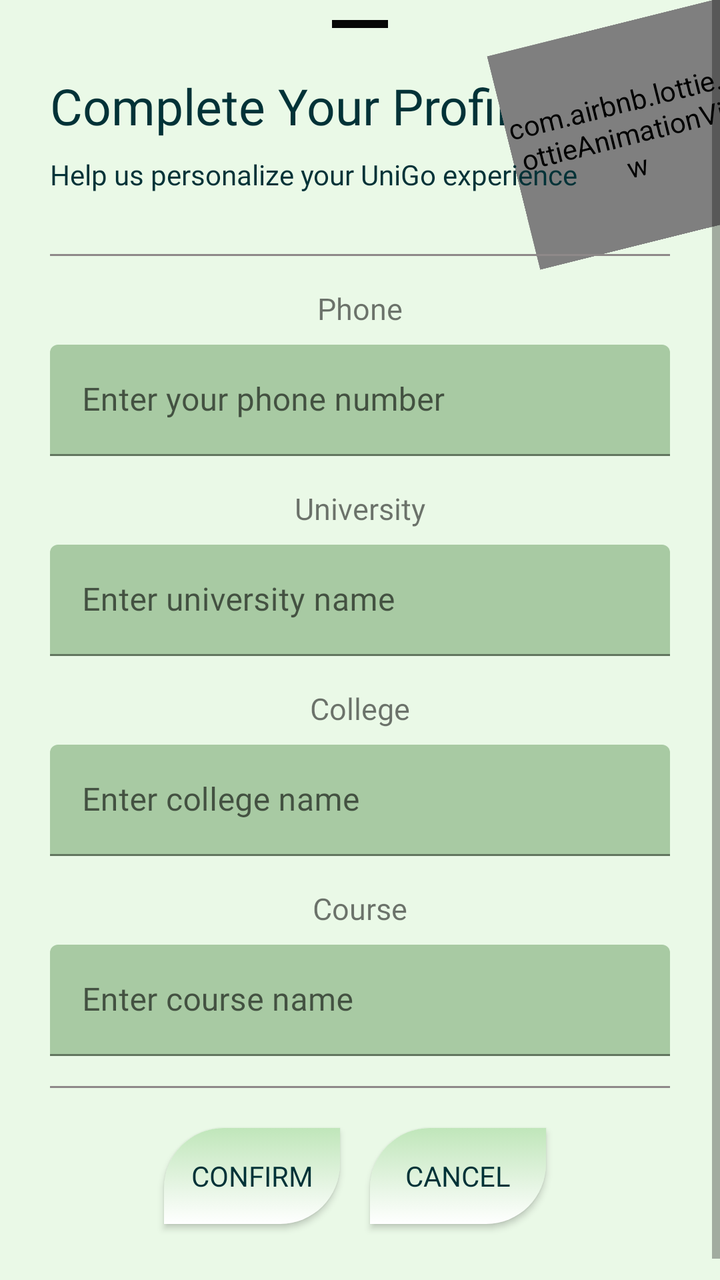
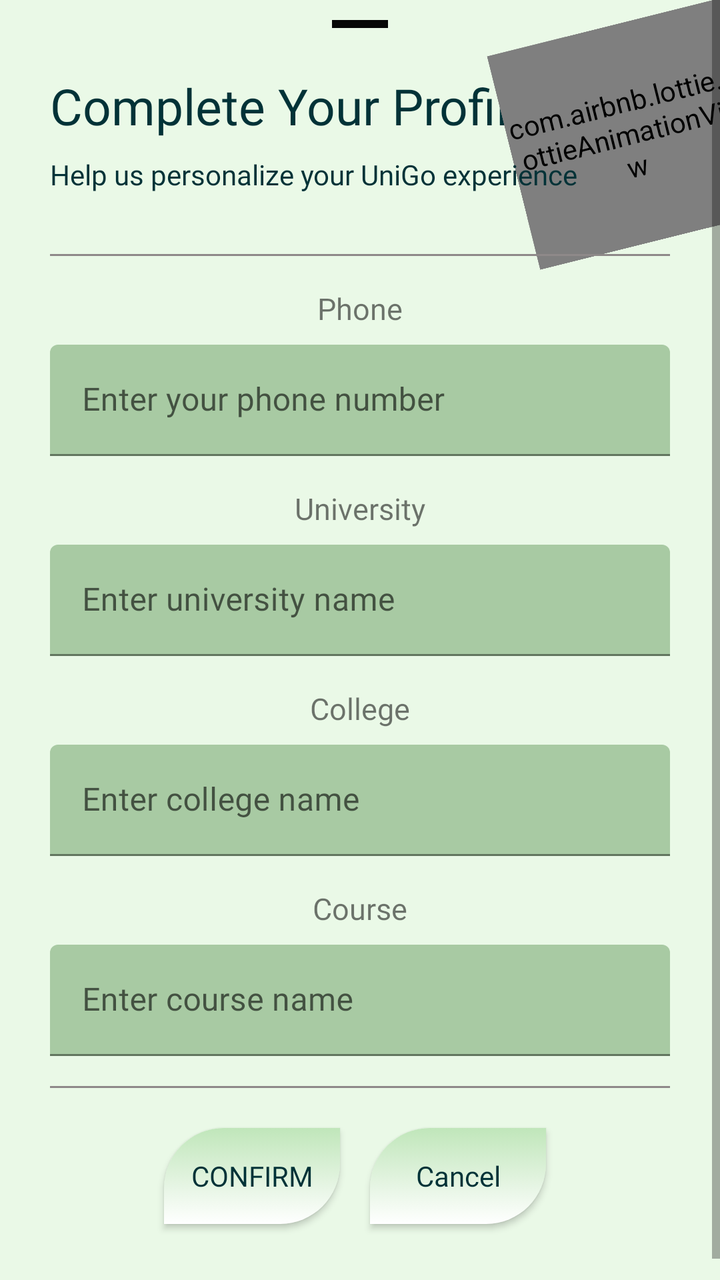

Compare the two renders of this Android layout. The source of the first and the diff that turns it into the second are given below.
<!-- AndroidManifest.xml: application theme Theme.UniGo -->
<!-- res/layout/profile_infobtm.xml -->
<?xml version="1.0" encoding="utf-8"?>
<ScrollView xmlns:android="http://schemas.android.com/apk/res/android"
    xmlns:app="http://schemas.android.com/apk/res-auto"
    android:layout_width="match_parent"
    android:layout_height="match_parent"
    android:fillViewport="true"
    android:overScrollMode="never">

    <RelativeLayout
        android:layout_width="match_parent"
        android:layout_height="wrap_content"
        android:paddingBottom="24dp">

        
        <com.google.android.material.bottomsheet.BottomSheetDragHandleView
            android:layout_width="28dp"
            android:layout_height="4dp"
            android:layout_centerHorizontal="true"
            android:layout_marginTop="10dp"
            android:background="@color/black"
            app:shapeAppearanceOverlay="@style/ShapeAppearance.Material3.SmallComponent" />

        
        <TextView
            android:id="@+id/completetxt"
            android:layout_width="wrap_content"
            android:layout_height="wrap_content"
            android:layout_marginStart="25dp"
            android:layout_marginTop="36dp"
            android:fontFamily="@font/lexend"
            android:text="@string/completeBtmWelcome"
            android:textColor="@color/text_primary"
            android:textSize="25sp" />

        
        <com.airbnb.lottie.LottieAnimationView
            android:id="@+id/lottie"
            android:layout_width="120dp"
            android:layout_height="110dp"
            android:layout_alignParentEnd="true"
            android:layout_marginTop="12dp"
            android:rotation="-14"
            android:translationX="15dp"
            app:lottie_rawRes="@raw/profilesetup"
            app:lottie_autoPlay="true"
            app:lottie_loop="true" />

        
        <TextView
            android:id="@+id/completesubtxt"
            android:layout_width="wrap_content"
            android:layout_height="wrap_content"
            android:layout_below="@id/completetxt"
            android:layout_marginStart="25dp"
            android:layout_marginTop="8dp"
            android:fontFamily="@font/lexend"
            android:text="@string/completeBtmSubtxt"
            android:textColor="@color/text_primary"
            android:textSize="14sp" />

        <View
            android:id="@+id/div1"
            android:layout_width="match_parent"
            android:layout_height="1dp"
            android:layout_below="@id/lottie"
            android:layout_marginStart="25dp"
            android:layout_marginTop="5dp"
            android:layout_marginEnd="25dp"
            android:background="@color/gray" />

        
        <TextView
            android:id="@+id/EnterPhone"
            android:layout_width="wrap_content"
            android:layout_height="wrap_content"
            android:layout_below="@id/div1"
            android:layout_centerHorizontal="true"
            android:layout_marginTop="16dp"
            android:text="@string/phone"
            android:textSize="15sp" />

        <com.google.android.material.textfield.TextInputLayout
            android:id="@+id/phoneLayout"
            android:layout_width="match_parent"
            android:layout_height="wrap_content"
            android:layout_below="@id/EnterPhone"
            android:layout_marginStart="25dp"
            android:layout_marginEnd="25dp"
            android:layout_marginTop="8dp"
            android:hint="@string/formphone">

            <com.google.android.material.textfield.TextInputEditText
                android:id="@+id/phoneTxt"
                android:layout_width="match_parent"
                android:layout_height="wrap_content"
                android:inputType="phone" />
        </com.google.android.material.textfield.TextInputLayout>

        
        <TextView
            android:id="@+id/EnterUni"
            android:layout_width="wrap_content"
            android:layout_height="wrap_content"
            android:layout_below="@id/phoneLayout"
            android:layout_centerHorizontal="true"
            android:layout_marginTop="16dp"
            android:text="@string/university"
            android:textSize="15sp" />

        <com.google.android.material.textfield.TextInputLayout
            android:id="@+id/uniLayout"
            android:layout_width="match_parent"
            android:layout_height="wrap_content"
            android:layout_below="@id/EnterUni"
            android:layout_marginStart="25dp"
            android:layout_marginEnd="25dp"
            android:layout_marginTop="8dp"
            android:hint="@string/formuniversity">

            <com.google.android.material.textfield.TextInputEditText
                android:id="@+id/uniTxt"
                android:layout_width="match_parent"
                android:layout_height="wrap_content"
                android:inputType="textPersonName"
                />
        </com.google.android.material.textfield.TextInputLayout>

        
        <TextView
            android:id="@+id/EnterCollege"
            android:layout_width="wrap_content"
            android:layout_height="wrap_content"
            android:layout_below="@id/uniLayout"
            android:layout_centerHorizontal="true"
            android:layout_marginTop="16dp"
            android:text="@string/college"
            android:textSize="15sp" />

        <com.google.android.material.textfield.TextInputLayout
            android:id="@+id/collegeLayout"
            android:layout_width="match_parent"
            android:layout_height="wrap_content"
            android:layout_below="@id/EnterCollege"
            android:layout_marginStart="25dp"
            android:layout_marginEnd="25dp"
            android:layout_marginTop="8dp"
            android:hint="@string/formcollege">

            <com.google.android.material.textfield.TextInputEditText
                android:id="@+id/collegeTxt"
                android:layout_width="match_parent"
                android:layout_height="wrap_content"
                android:inputType="textPersonName"/>
        </com.google.android.material.textfield.TextInputLayout>

        
        <TextView
            android:id="@+id/EnterCourse"
            android:layout_width="wrap_content"
            android:layout_height="wrap_content"
            android:layout_below="@id/collegeLayout"
            android:layout_centerHorizontal="true"
            android:layout_marginTop="16dp"
            android:text="@string/course"
            android:textSize="15sp" />

        <com.google.android.material.textfield.TextInputLayout
            android:id="@+id/courseLayout"
            android:layout_width="match_parent"
            android:layout_height="wrap_content"
            android:layout_below="@id/EnterCourse"
            android:layout_marginStart="25dp"
            android:layout_marginEnd="25dp"
            android:layout_marginTop="8dp"
            android:hint="@string/formcourse">

            <com.google.android.material.textfield.TextInputEditText
                android:id="@+id/courseTxt"
                android:layout_width="match_parent"
                android:layout_height="wrap_content"
                android:inputType="textPersonName"/>
        </com.google.android.material.textfield.TextInputLayout>

        <View
            android:id="@+id/div2"
            android:layout_width="match_parent"
            android:layout_height="1dp"
            android:layout_below="@id/courseLayout"
            android:layout_marginTop="15dp"
            android:layout_marginStart="25dp"
            android:layout_marginEnd="25dp"
            android:background="@color/gray" />

        
        <LinearLayout
            android:layout_width="match_parent"
            android:layout_height="wrap_content"
            android:layout_below="@id/div2"
            android:layout_marginTop="5dp"
            android:gravity="center"
            android:orientation="horizontal"
            android:padding="5dp">

            <androidx.appcompat.widget.AppCompatButton
                android:id="@+id/confirmbtn"
                android:layout_width="wrap_content"
                android:layout_height="wrap_content"
                android:layout_marginEnd="12dp"
                android:background="@drawable/custom_btn"
                android:text="@string/confirm"
                android:layout_margin="5dp"/>

            <androidx.appcompat.widget.AppCompatButton
                android:id="@+id/cancelBtn"
                android:layout_width="wrap_content"
                android:layout_height="wrap_content"
                android:background="@drawable/custom_btn"
                android:text="@string/cancel"
                android:layout_margin="10dp"/>
        </LinearLayout>

        <ProgressBar
            android:id="@+id/Progress"
            android:layout_width="40dp"
            android:layout_height="40dp"
            android:layout_centerInParent="true"
            android:visibility="gone"
            android:indeterminateDrawable="@drawable/progressbar" />

    </RelativeLayout>

</ScrollView>
<!-- resources referenced by this layout -->
<resources>
  <color name="black">#070707</color>
  <color name="gray">#8E8989</color>
  <color name="text_primary">#013237</color>
  <!-- drawable custom_btn (drawable) -->
  <?xml version="1.0" encoding="utf-8"?>
  <selector xmlns:android="http://schemas.android.com/apk/res/android">
      <item>
          <shape android:shape="rectangle">
              <solid android:color="@color/mint_soft"/>
              <corners android:topLeftRadius="30dp"
                  android:bottomRightRadius="30dp"
                  />
              <gradient android:type="linear"
                  android:startColor="@color/white"
                  android:endColor="@color/mint_soft"
                  android:angle="90"
                  />
          </shape>
      </item>
  </selector>
  <!-- drawable progressbar (drawable) -->
  <?xml version="1.0" encoding="utf-8"?>
  <rotate xmlns:android="http://schemas.android.com/apk/res/android"
      android:fromDegrees="0"
      android:toDegrees="360"
      android:pivotX="50%"
      android:pivotY="50%">
  
      <shape
          android:shape="ring"
          android:useLevel="false"
          android:innerRadiusRatio="4"
          android:thickness="4dp">
  
          <gradient
              android:type="sweep"
              android:startColor="#EAF9E7"
              android:centerColor="#4CA771"
              android:endColor="#013237"
              android:useLevel="false"/>
  
      </shape>
  </rotate>
  <string name="cancel">Cancel</string>
  <string name="college">College</string>
  <string name="completeBtmSubtxt">Help us personalize your UniGo experience</string>
  <string name="completeBtmWelcome">Complete Your Profile</string>
  <string name="confirm">Confirm</string>
  <string name="course">Course</string>
  <string name="formcollege">Enter college name</string>
  <string name="formcourse">Enter course name</string>
  <string name="formphone">Enter your phone number</string>
  <string name="formuniversity">Enter university name</string>
  <string name="phone">Phone</string>
  <string name="university">University</string>
  <style name="Theme.UniGo" parent="Theme.MaterialComponents.Light.NoActionBar">
  
          
          <item name="colorPrimary">@color/mint_primary</item>
          <item name="colorPrimaryVariant">@color/mint_dark</item>
          <item name="colorOnPrimary">@color/mint_light</item>
  
          
          <item name="android:windowBackground">@color/mint_light</item>
          <item name="colorSurface">@color/mint_soft</item>
  
          <item name="appBackground">@color/mint_light</item>
          <item name="appSurface">@color/mint_soft</item>
  
          
          <item name="android:textColorPrimary">@color/text_primary</item>
          <item name="fontFamily">@font/lexend</item>
  
          
          <item name="android:statusBarColor">@color/mint_dark</item>
          <item name="android:windowLightStatusBar">true</item>
  
      </style>
  <color name="mint_soft">#C0E6BA</color>
  <color name="white">#ffffff</color>
  <color name="mint_primary">#4CA771</color>
  <color name="mint_dark">#013237</color>
  <color name="mint_light">#EAF9E7</color>
</resources>

<!-- the commit's change to res/layout/profile_infobtm.xml (unified diff, before → after) -->
@@ -216,12 +216,14 @@
                 android:layout_height="wrap_content"
                 android:background="@drawable/custom_btn"
                 android:text="@string/cancel"
+                android:textAllCaps="false"
                 android:layout_margin="10dp"/>
         </LinearLayout>
 
         <ProgressBar
             android:id="@+id/Progress"
             android:layout_width="40dp"
+            android:textAllCaps="false"
             android:layout_height="40dp"
             android:layout_centerInParent="true"
             android:visibility="gone"
